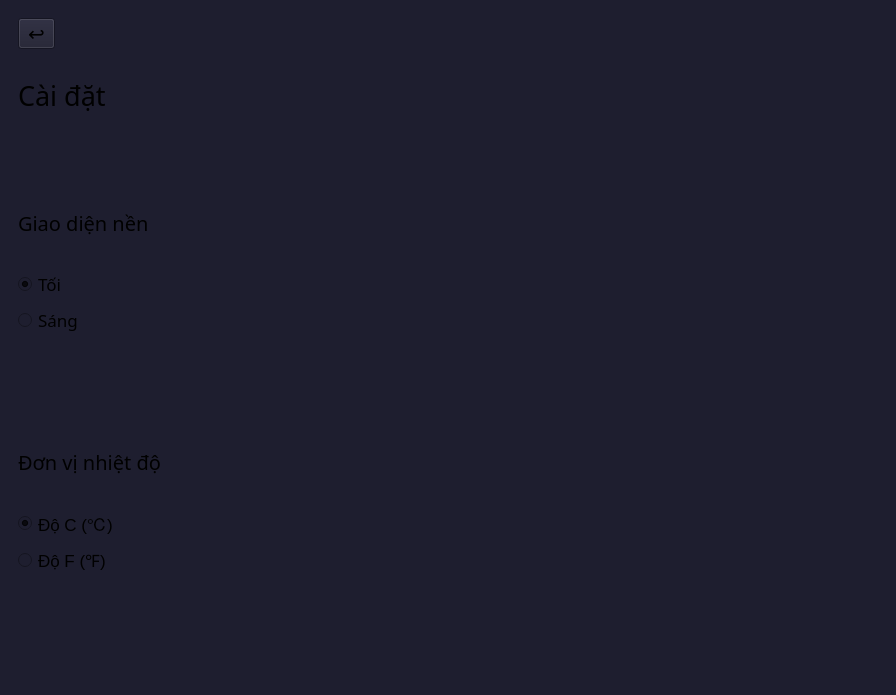
Before: the Qt Designer form mainwindow.ui in giabao070804/Qt-Weather-UI, drawn with Qt 5.
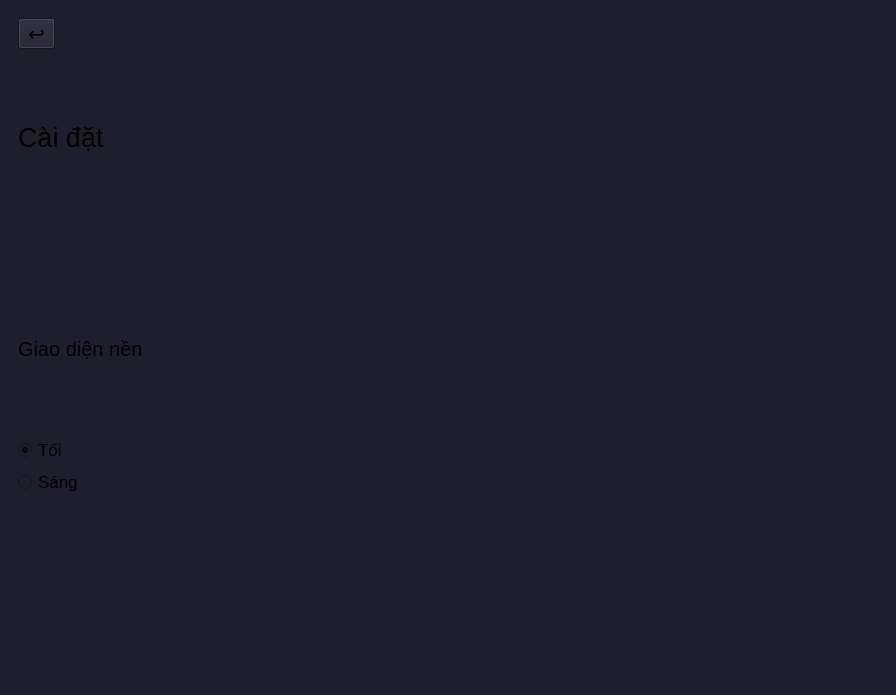
After: the same form once the commit is applied. The open tabs and pages were chosen to show the change. Icons and pictures are not drawn.

Diff of the .ui file:
```diff
--- a/mainwindow.ui
+++ b/mainwindow.ui
@@ -12,7 +12,7 @@
   </property>
   <property name="font">
    <font>
-    <family>Baskerville</family>
+    <family>Arial</family>
     <pointsize>48</pointsize>
    </font>
   </property>
@@ -123,7 +123,45 @@
              <enum>Qt::Vertical</enum>
             </property>
             <property name="sizeType">
-             <enum>QSizePolicy::Minimum</enum>
+             <enum>QSizePolicy::Policy::Fixed</enum>
+            </property>
+            <property name="sizeHint" stdset="0">
+             <size>
+              <width>20</width>
+              <height>40</height>
+             </size>
+            </property>
+           </spacer>
+          </item>
+          <item>
+           <widget class="QRadioButton" name="cButton">
+            <property name="text">
+             <string>Độ C (℃)</string>
+            </property>
+            <property name="checked">
+             <bool>true</bool>
+            </property>
+           </widget>
+          </item>
+          <item>
+           <widget class="QRadioButton" name="fButton">
+            <property name="font">
+             <font>
+              <family>Arial</family>
+             </font>
+            </property>
+            <property name="text">
+             <string>Độ F (℉)</string>
+            </property>
+           </widget>
+          </item>
+          <item>
+           <spacer name="verticalSpacer_7">
+            <property name="orientation">
+             <enum>Qt::Orientation::Vertical</enum>
+            </property>
+            <property name="sizeType">
+             <enum>QSizePolicy::Policy::Fixed</enum>
             </property>
             <property name="sizeHint" stdset="0">
              <size>
@@ -258,7 +296,7 @@
            <widget class="QLabel" name="label">
             <property name="font">
              <font>
-              <family>Monaco</family>
+              <family>Arial</family>
               <pointsize>20</pointsize>
              </font>
             </property>
@@ -269,6 +307,9 @@
           </item>
           <item>
            <spacer name="verticalSpacer_2">
+            <property name="orientation">
+             <enum>Qt::Orientation::Vertical</enum>
+            </property>
             <property name="sizeType">
              <enum>QSizePolicy::Minimum</enum>
             </property>
@@ -284,7 +325,7 @@
            <widget class="QLabel" name="labeltheme">
             <property name="font">
              <font>
-              <family>Monaco</family>
+              <family>Arial</family>
               <pointsize>15</pointsize>
              </font>
             </property>
@@ -297,7 +338,7 @@
            <widget class="QRadioButton" name="darkButton">
             <property name="font">
              <font>
-              <family>Monaco</family>
+              <family>Arial</family>
               <pointsize>13</pointsize>
              </font>
             </property>
@@ -316,7 +357,7 @@
            <widget class="QRadioButton" name="lightButton">
             <property name="font">
              <font>
-              <family>Monaco</family>
+              <family>Arial</family>
               <pointsize>13</pointsize>
              </font>
             </property>
@@ -330,6 +371,9 @@
           </item>
           <item>
            <spacer name="verticalSpacer_4">
+            <property name="orientation">
+             <enum>Qt::Orientation::Vertical</enum>
+            </property>
             <property name="sizeType">
              <enum>QSizePolicy::Minimum</enum>
             </property>
@@ -343,6 +387,9 @@
           </item>
           <item>
            <spacer name="verticalSpacer_3">
+            <property name="orientation">
+             <enum>Qt::Orientation::Vertical</enum>
+            </property>
             <property name="sizeType">
              <enum>QSizePolicy::Minimum</enum>
             </property>
@@ -354,56 +401,11 @@
             </property>
            </spacer>
           </item>
-          <item>
-           <widget class="QLabel" name="labelunit">
-            <property name="font">
-             <font>
-              <family>Monaco</family>
-              <pointsize>15</pointsize>
-             </font>
-            </property>
-            <property name="text">
-             <string>Đơn vị nhiệt độ</string>
-            </property>
-           </widget>
-          </item>
-          <item>
-           <widget class="QRadioButton" name="cButton">
-            <property name="font">
-             <font>
-              <family>MS Shell Dlg 2</family>
-              <pointsize>13</pointsize>
-             </font>
-            </property>
-            <property name="text">
-             <string>Độ C (℃)</string>
-            </property>
-            <property name="checked">
-             <bool>true</bool>
-            </property>
-            <attribute name="buttonGroup">
-             <string notr="true">buttonGroup_2</string>
-            </attribute>
-           </widget>
-          </item>
-          <item>
-           <widget class="QRadioButton" name="fButton">
-            <property name="font">
-             <font>
-              <family>MS Shell Dlg 2</family>
-              <pointsize>13</pointsize>
-             </font>
-            </property>
-            <property name="text">
-             <string>Độ F (℉)</string>
-            </property>
-            <attribute name="buttonGroup">
-             <string notr="true">buttonGroup_2</string>
-            </attribute>
-           </widget>
-          </item>
           <item>
            <spacer name="verticalSpacer_6">
+            <property name="orientation">
+             <enum>Qt::Orientation::Vertical</enum>
+            </property>
             <property name="sizeType">
              <enum>QSizePolicy::Minimum</enum>
             </property>
@@ -417,6 +419,9 @@
           </item>
           <item>
            <spacer name="verticalSpacer_5">
+            <property name="orientation">
+             <enum>Qt::Orientation::Vertical</enum>
+            </property>
             <property name="sizeType">
              <enum>QSizePolicy::Minimum</enum>
             </property>
```
Left out of the diff: 54 changed lines with no effect on the pictures.
